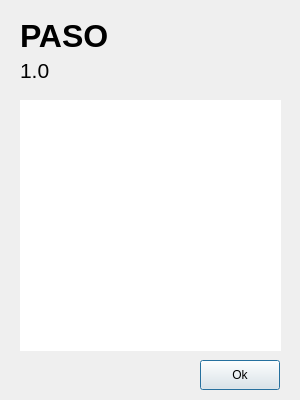
The window that qt4/about.ui (ClownTEK/paso) describes before a commit, drawn with Qt 5.
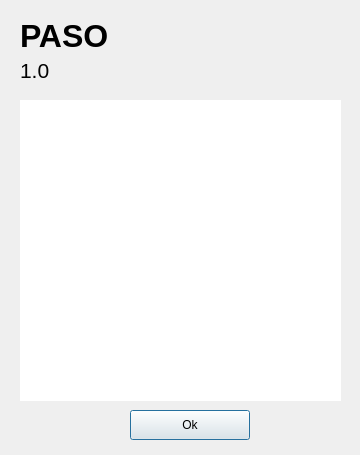
The same window after the commit.

The edit to the form file:
```diff
--- a/qt4/about.ui
+++ b/qt4/about.ui
@@ -6,8 +6,8 @@
    <rect>
     <x>0</x>
     <y>0</y>
-    <width>300</width>
-    <height>400</height>
+    <width>360</width>
+    <height>455</height>
    </rect>
   </property>
   <property name="windowTitle">
@@ -56,8 +56,8 @@
     <rect>
      <x>20</x>
      <y>100</y>
-     <width>261</width>
-     <height>251</height>
+     <width>321</width>
+     <height>301</height>
     </rect>
    </property>
    <property name="frameShape">
@@ -79,9 +79,9 @@
   <widget class="QPushButton" name="pushButton">
    <property name="geometry">
     <rect>
-     <x>200</x>
-     <y>360</y>
-     <width>80</width>
+     <x>130</x>
+     <y>410</y>
+     <width>120</width>
      <height>30</height>
     </rect>
    </property>
```
